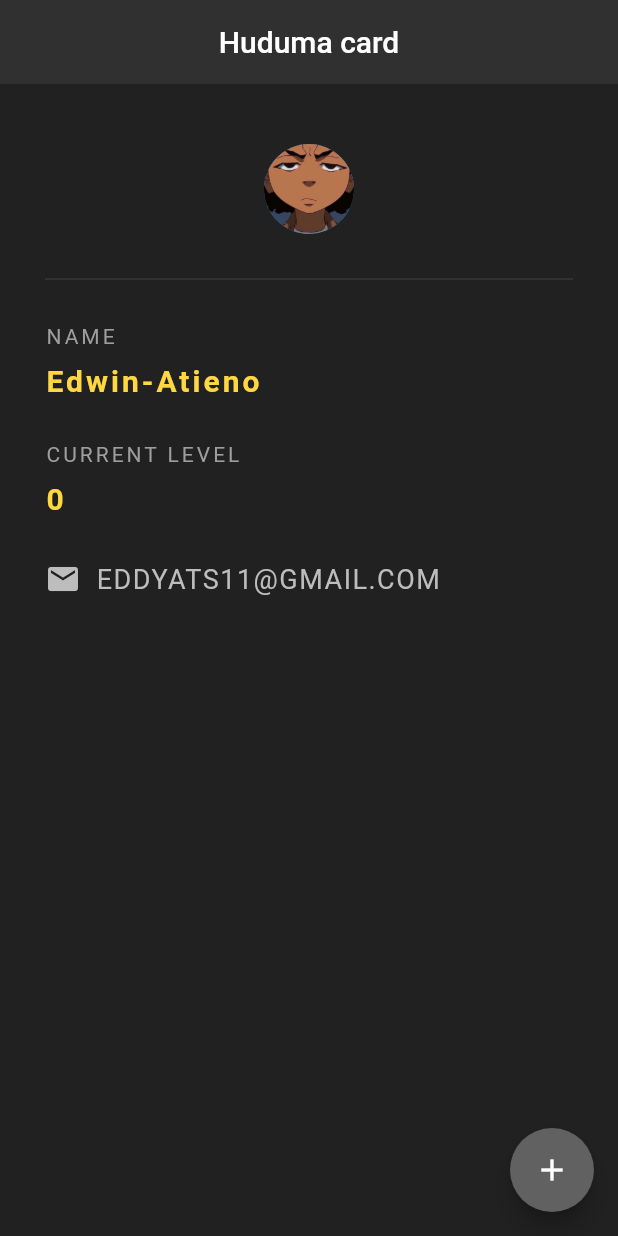
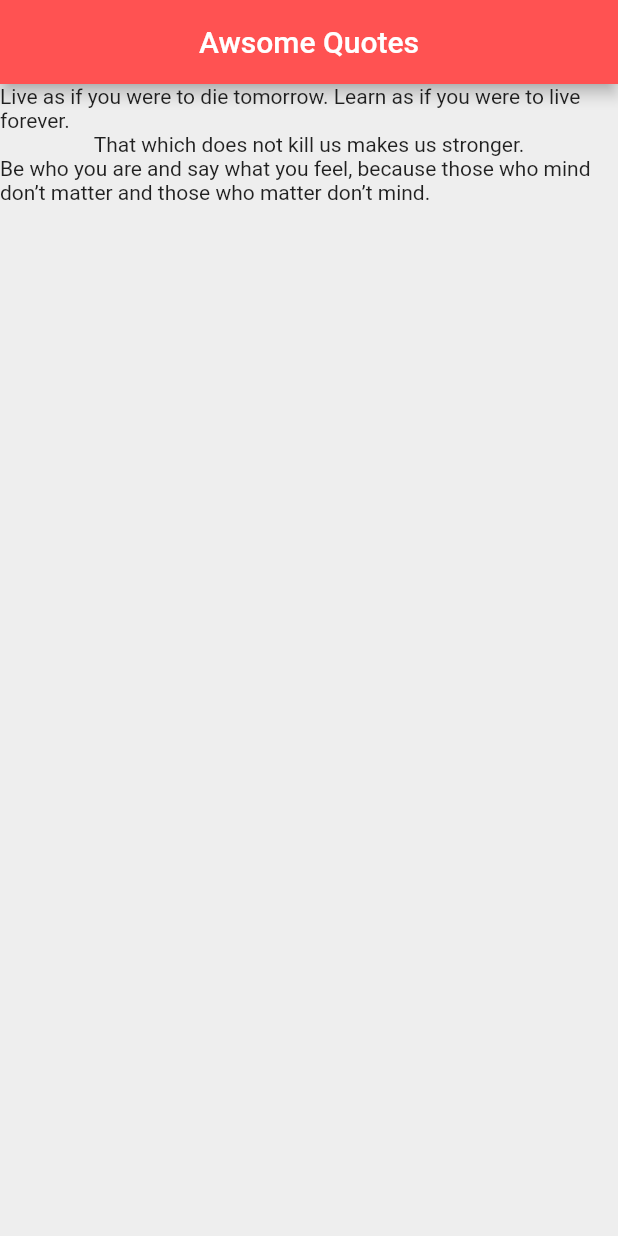
Before and after one commit to EdwinAtieno/wingflutter, a Flutter app: the screen it shows after launch, on a phone screen of 412 x 824 dp. Run offline on Flutter 3.47's test engine with Material 2 defaults, Android fonts, the phone set to English and light mode, and no system bars.

Commit message:
how to display data from a source

```diff
--- a/lib/main.dart
+++ b/lib/main.dart
@@ -2,108 +2,144 @@ import 'package:flutter/material.dart';
 
 void main() {
   runApp(MaterialApp(
-    home: Bigcard(),
+    home: Quotelist(),
   ));
 }
-class Bigcard extends StatefulWidget {
+class Quotelist extends StatefulWidget {
   @override
-  State<Bigcard> createState() => _BigcardState();
+  _QuotelistState createState() => _QuotelistState();
 }
 
-class _BigcardState extends State<Bigcard> {
-  int NinjaLevel = 0;
-
+class _QuotelistState extends State<Quotelist> {
+  List<String> quotes = [
+  "Live as if you were to die tomorrow. Learn as if you were to live forever.",
+  "That which does not kill us makes us stronger.",
+  "Be who you are and say what you feel, because those who mind don’t matter and those who matter don’t mind."
+  ];
   @override
   Widget build(BuildContext context) {
-    return Scaffold (
-      backgroundColor: Colors.grey[900],
+    return Scaffold(
+      backgroundColor: Colors.grey[200],
       appBar: AppBar(
-        title: Text("Huduma card"),
+        title: Text("Awsome Quotes"),
         centerTitle: true,
-        backgroundColor: Colors.grey[850],
-        elevation: 0.0,
+        backgroundColor: Colors.redAccent,
       ),
-      floatingActionButton: FloatingActionButton(
-        onPressed: (){},
-        child: Icon(Icons.add),
-        backgroundColor: Colors.grey[700],
-      ),
-      body: Padding(
-        padding: EdgeInsets.fromLTRB(30.0, 40.0, 30.0, 0.0),
-        child: Column(
-          crossAxisAlignment: CrossAxisAlignment.start,
-          children: [
-            Center(
-              child: CircleAvatar(
-                backgroundImage: AssetImage("assets/alessi.jpg"),
-                radius: 30.0,
-              ),
-            ),
-            Divider(
-              height: 60.0,
-              color: Colors.grey[800],
-            ),
-            Text(
-              'NAME',
-              style: TextStyle(
-                color: Colors.grey,
-                letterSpacing: 2.0,
-              ),
-            ),
-            SizedBox(height: 10.0,), // a good way to separate and space things
-            Text(
-              'Edwin-Atieno',
-              style: TextStyle(
-                color: Colors.amberAccent,
-                letterSpacing: 2.0,
-                fontSize: 20.0,
-                fontWeight: FontWeight.bold,
-              ),
-            ),
-            SizedBox(height: 30.0,),
-            Text(
-              'CURRENT LEVEL',
-              style: TextStyle(
-                color: Colors.grey,
-                letterSpacing: 2.0,
-              ),
-            ),
-            SizedBox(height: 10.0,), // a good way to separate and space things
-            Text(
-              '$NinjaLevel',
-              style: TextStyle(
-                color: Colors.amberAccent,
-                letterSpacing: 2.0,
-                fontSize: 20.0,
-                fontWeight: FontWeight.bold,
-              ),
-            ),
-            SizedBox(height: 30.0,),
-            Row(
-              children: [
-                Icon(
-                  Icons.email,
-                  color: Colors.grey[400],
-                ),
-                SizedBox(width: 10.0,),
-                Text(
-                  "EDDYATS11@GMAIL.COM",
-                   style: TextStyle(
-                     color: Colors.grey[400],
-                     fontSize: 18.0,
-                     letterSpacing: 1.0,
-                   ),
-                ),
-              ],
-            ),
-          ],
-        ),
+      body: Column(
+        children: quotes.map((quote) {
+          return Text(quote);
+        }).toList(),
       ),
     );
   }
 }
 
 
+
+
+//class Bigcard extends StatefulWidget {
+//   @override
+//   State<Bigcard> createState() => _BigcardState();
+// }
+//
+// class _BigcardState extends State<Bigcard> {
+//   int NinjaLevel = 0;
+//
+//   @override
+//   Widget build(BuildContext context) {
+//     return Scaffold (
+//       backgroundColor: Colors.grey[900],
+//       appBar: AppBar(
+//         title: Text("Huduma card"),
+//         centerTitle: true,
+//         backgroundColor: Colors.grey[850],
+//         elevation: 0.0,
+//       ),
+//       floatingActionButton: FloatingActionButton(
+//         onPressed: (){
+//           setState(() {
+//             NinjaLevel +=1;
+//           });
+//         },
+//         child: Icon(Icons.add),
+//         backgroundColor: Colors.grey[700],
+//       ),
+//       body: Padding(
+//         padding: EdgeInsets.fromLTRB(30.0, 40.0, 30.0, 0.0),
+//         child: Column(
+//           crossAxisAlignment: CrossAxisAlignment.start,
+//           children: [
+//             Center(
+//               child: CircleAvatar(
+//                 backgroundImage: AssetImage("assets/alessi.jpg"),
+//                 radius: 30.0,
+//               ),
+//             ),
+//             Divider(
+//               height: 60.0,
+//               color: Colors.grey[800],
+//             ),
+//             Text(
+//               'NAME',
+//               style: TextStyle(
+//                 color: Colors.grey,
+//                 letterSpacing: 2.0,
+//               ),
+//             ),
+//             SizedBox(height: 10.0,), // a good way to separate and space things
+//             Text(
+//               'Edwin-Atieno',
+//               style: TextStyle(
+//                 color: Colors.amberAccent,
+//                 letterSpacing: 2.0,
+//                 fontSize: 20.0,
+//                 fontWeight: FontWeight.bold,
+//               ),
+//             ),
+//             SizedBox(height: 30.0,),
+//             Text(
+//               'CURRENT LEVEL',
+//               style: TextStyle(
+//                 color: Colors.grey,
+//                 letterSpacing: 2.0,
+//               ),
+//             ),
+//             SizedBox(height: 10.0,), // a good way to separate and space things
+//             Text(
+//               '$NinjaLevel',
+//               style: TextStyle(
+//                 color: Colors.amberAccent,
+//                 letterSpacing: 2.0,
+//                 fontSize: 20.0,
+//                 fontWeight: FontWeight.bold,
+//               ),
+//             ),
+//             SizedBox(height: 30.0,),
+//             Row(
+//               children: [
+//                 Icon(
+//                   Icons.email,
+//                   color: Colors.grey[400],
+//                 ),
+//                 SizedBox(width: 10.0,),
+//                 Text(
+//                   "EDDYATS11@GMAIL.COM",
+//                    style: TextStyle(
+//                      color: Colors.grey[400],
+//                      fontSize: 18.0,
+//                      letterSpacing: 1.0,
+//                    ),
+//                 ),
+//               ],
+//             ),
+//           ],
+//         ),
+//       ),
+//     );
+//   }
+// }
+//
+//
 // class Bigcard extends StatelessWidget {
 //   @override
 //   Widget build(BuildContext context) {
```
Also changed, not shown: lib/quote.dart (added).
